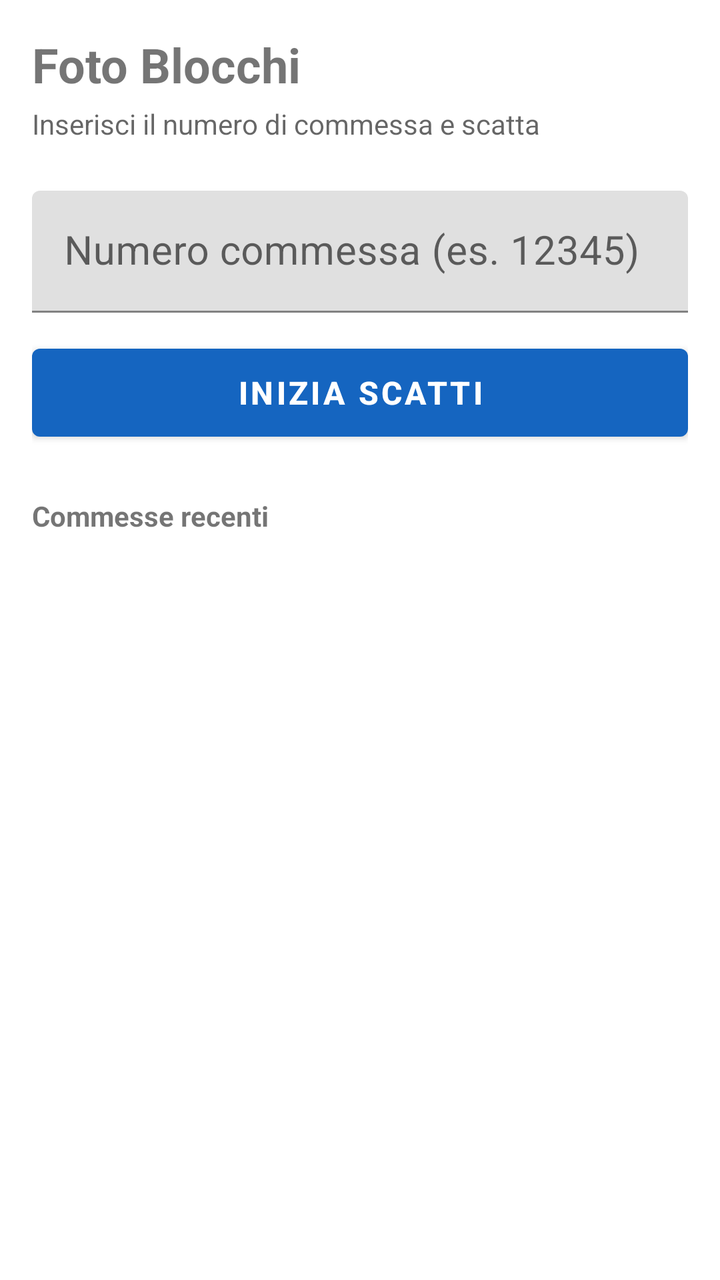
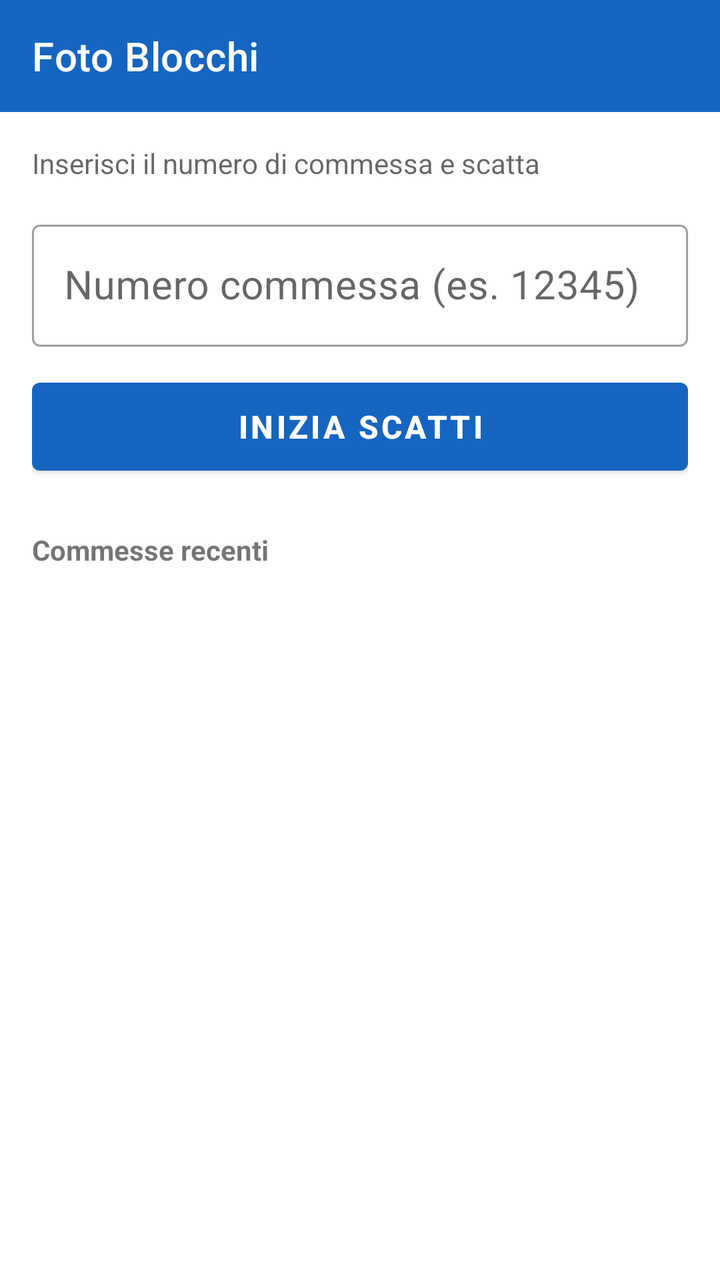

Two renders of the same Android screen: before a commit and after it. Below are the layout's source before the change and the commit's diff.
<!-- AndroidManifest.xml: application theme Theme.FotoCommesse -->
<!-- res/layout/activity_main.xml -->
<?xml version="1.0" encoding="utf-8"?>
<androidx.constraintlayout.widget.ConstraintLayout
    xmlns:android="http://schemas.android.com/apk/res/android"
    xmlns:app="http://schemas.android.com/apk/res-auto"
    android:layout_width="match_parent"
    android:layout_height="match_parent"
    android:padding="16dp">

    <TextView
        android:id="@+id/tvTitle"
        android:layout_width="wrap_content"
        android:layout_height="wrap_content"
        android:text="@string/app_name"
        android:textSize="24sp"
        android:textStyle="bold"
        app:layout_constraintStart_toStartOf="parent"
        app:layout_constraintTop_toTopOf="parent" />

    <TextView
        android:id="@+id/tvSubtitle"
        android:layout_width="match_parent"
        android:layout_height="wrap_content"
        android:layout_marginTop="4dp"
        android:text="@string/subtitle"
        android:textSize="14sp"
        android:textColor="?android:attr/textColorSecondary"
        app:layout_constraintStart_toStartOf="parent"
        app:layout_constraintTop_toBottomOf="@id/tvTitle" />

    <com.google.android.material.textfield.TextInputLayout
        android:id="@+id/tilCommessa"
        android:layout_width="match_parent"
        android:layout_height="wrap_content"
        android:layout_marginTop="24dp"
        android:hint="@string/hint_commessa"
        app:layout_constraintStart_toStartOf="parent"
        app:layout_constraintEnd_toEndOf="parent"
        app:layout_constraintTop_toBottomOf="@id/tvSubtitle">

        <com.google.android.material.textfield.TextInputEditText
            android:id="@+id/etCommessa"
            android:layout_width="match_parent"
            android:layout_height="wrap_content"
            android:inputType="text|textNoSuggestions|textCapCharacters"
            android:maxLines="1"
            android:textSize="20sp" />
    </com.google.android.material.textfield.TextInputLayout>

    <com.google.android.material.button.MaterialButton
        android:id="@+id/btnStart"
        android:layout_width="match_parent"
        android:layout_height="56dp"
        android:layout_marginTop="12dp"
        android:text="@string/btn_start"
        android:textSize="16sp"
        android:textStyle="bold"
        app:layout_constraintStart_toStartOf="parent"
        app:layout_constraintEnd_toEndOf="parent"
        app:layout_constraintTop_toBottomOf="@id/tilCommessa" />

    <TextView
        android:id="@+id/tvSectionRecenti"
        android:layout_width="wrap_content"
        android:layout_height="wrap_content"
        android:layout_marginTop="24dp"
        android:text="@string/section_recenti"
        android:textSize="14sp"
        android:textStyle="bold"
        app:layout_constraintStart_toStartOf="parent"
        app:layout_constraintTop_toBottomOf="@id/btnStart" />

    <TextView
        android:id="@+id/tvTotalCount"
        android:layout_width="wrap_content"
        android:layout_height="wrap_content"
        android:layout_marginTop="24dp"
        android:textSize="12sp"
        android:textColor="?android:attr/textColorSecondary"
        app:layout_constraintEnd_toEndOf="parent"
        app:layout_constraintTop_toBottomOf="@id/btnStart" />

    <TextView
        android:id="@+id/tvNoData"
        android:layout_width="wrap_content"
        android:layout_height="wrap_content"
        android:layout_marginTop="32dp"
        android:text="@string/no_data"
        android:textSize="14sp"
        android:textColor="?android:attr/textColorSecondary"
        android:visibility="gone"
        app:layout_constraintStart_toStartOf="parent"
        app:layout_constraintEnd_toEndOf="parent"
        app:layout_constraintTop_toBottomOf="@id/tvSectionRecenti" />

    <androidx.recyclerview.widget.RecyclerView
        android:id="@+id/rvRecenti"
        android:layout_width="match_parent"
        android:layout_height="0dp"
        android:layout_marginTop="8dp"
        app:layout_constraintStart_toStartOf="parent"
        app:layout_constraintEnd_toEndOf="parent"
        app:layout_constraintTop_toBottomOf="@id/tvSectionRecenti"
        app:layout_constraintBottom_toBottomOf="parent" />

</androidx.constraintlayout.widget.ConstraintLayout>
<!-- resources referenced by this layout -->
<resources>
  <string name="app_name">Foto Blocchi</string>
  <string name="btn_start">INIZIA SCATTI</string>
  <string name="hint_commessa">Numero commessa (es. 12345)</string>
  <string name="no_data">Nessuna foto ancora.\nInserisci un numero di commessa e inizia.</string>
  <string name="section_recenti">Commesse recenti</string>
  <string name="subtitle">Inserisci il numero di commessa e scatta</string>
  <style name="Theme.FotoCommesse" parent="Theme.MaterialComponents.DayNight.NoActionBar">
          <item name="colorPrimary">@color/primary</item>
          <item name="colorPrimaryDark">@color/primary_dark</item>
          <item name="colorAccent">@color/accent</item>
      </style>
  <color name="primary">#1565C0</color>
  <color name="primary_dark">#0D47A1</color>
  <color name="accent">#FF6F00</color>
</resources>

<!-- the commit's change to res/layout/activity_main.xml (unified diff, before → after) -->
@@ -1,105 +1,111 @@
 <?xml version="1.0" encoding="utf-8"?>
-<androidx.constraintlayout.widget.ConstraintLayout
-    xmlns:android="http://schemas.android.com/apk/res/android"
+<LinearLayout xmlns:android="http://schemas.android.com/apk/res/android"
     xmlns:app="http://schemas.android.com/apk/res-auto"
     android:layout_width="match_parent"
     android:layout_height="match_parent"
-    android:padding="16dp">
+    android:orientation="vertical">
 
-    <TextView
-        android:id="@+id/tvTitle"
-        android:layout_width="wrap_content"
-        android:layout_height="wrap_content"
-        android:text="@string/app_name"
-        android:textSize="24sp"
-        android:textStyle="bold"
-        app:layout_constraintStart_toStartOf="parent"
-        app:layout_constraintTop_toTopOf="parent" />
+    <com.google.android.material.appbar.MaterialToolbar
+        android:id="@+id/toolbar"
+        android:layout_width="match_parent"
+        android:layout_height="?attr/actionBarSize"
+        android:background="?attr/colorPrimary"
+        android:theme="@style/ThemeOverlay.MaterialComponents.Dark.ActionBar"
+        app:title="@string/app_name"
+        app:titleTextColor="@android:color/white" />
 
-    <TextView
-        android:id="@+id/tvSubtitle"
+    <androidx.constraintlayout.widget.ConstraintLayout
         android:layout_width="match_parent"
-        android:layout_height="wrap_content"
-        android:layout_marginTop="4dp"
-        android:text="@string/subtitle"
-        android:textSize="14sp"
-        android:textColor="?android:attr/textColorSecondary"
-        app:layout_constraintStart_toStartOf="parent"
-        app:layout_constraintTop_toBottomOf="@id/tvTitle" />
+        android:layout_height="0dp"
+        android:layout_weight="1"
+        android:padding="16dp">
 
-    <com.google.android.material.textfield.TextInputLayout
-        android:id="@+id/tilCommessa"
-        android:layout_width="match_parent"
-        android:layout_height="wrap_content"
-        android:layout_marginTop="24dp"
-        android:hint="@string/hint_commessa"
-        app:layout_constraintStart_toStartOf="parent"
-        app:layout_constraintEnd_toEndOf="parent"
-        app:layout_constraintTop_toBottomOf="@id/tvSubtitle">
-
-        <com.google.android.material.textfield.TextInputEditText
-            android:id="@+id/etCommessa"
+        <TextView
+            android:id="@+id/tvSubtitle"
             android:layout_width="match_parent"
             android:layout_height="wrap_content"
-            android:inputType="text|textNoSuggestions|textCapCharacters"
-            android:maxLines="1"
-            android:textSize="20sp" />
-    </com.google.android.material.textfield.TextInputLayout>
+            android:text="@string/subtitle"
+            android:textSize="14sp"
+            android:textColor="?android:attr/textColorSecondary"
+            app:layout_constraintStart_toStartOf="parent"
+            app:layout_constraintTop_toTopOf="parent" />
 
-    <com.google.android.material.button.MaterialButton
-        android:id="@+id/btnStart"
-        android:layout_width="match_parent"
-        android:layout_height="56dp"
-        android:layout_marginTop="12dp"
-        android:text="@string/btn_start"
-        android:textSize="16sp"
-        android:textStyle="bold"
-        app:layout_constraintStart_toStartOf="parent"
-        app:layout_constraintEnd_toEndOf="parent"
-        app:layout_constraintTop_toBottomOf="@id/tilCommessa" />
+        <com.google.android.material.textfield.TextInputLayout
+            android:id="@+id/tilCommessa"
+            style="@style/Widget.MaterialComponents.TextInputLayout.OutlinedBox"
+            android:layout_width="match_parent"
+            android:layout_height="wrap_content"
+            android:layout_marginTop="16dp"
+            android:hint="@string/hint_commessa"
+            app:layout_constraintStart_toStartOf="parent"
+            app:layout_constraintEnd_toEndOf="parent"
+            app:layout_constraintTop_toBottomOf="@id/tvSubtitle">
 
-    <TextView
-        android:id="@+id/tvSectionRecenti"
-        android:layout_width="wrap_content"
-        android:layout_height="wrap_content"
-        android:layout_marginTop="24dp"
-        android:text="@string/section_recenti"
-        android:textSize="14sp"
-        android:textStyle="bold"
-        app:layout_constraintStart_toStartOf="parent"
-        app:layout_constraintTop_toBottomOf="@id/btnStart" />
+            <com.google.android.material.textfield.TextInputEditText
+                android:id="@+id/etCommessa"
+                android:layout_width="match_parent"
+                android:layout_height="wrap_content"
+                android:inputType="text|textNoSuggestions|textCapCharacters"
+                android:maxLines="1"
+                android:textSize="20sp" />
+        </com.google.android.material.textfield.TextInputLayout>
 
-    <TextView
-        android:id="@+id/tvTotalCount"
-        android:layout_width="wrap_content"
-        android:layout_height="wrap_content"
-        android:layout_marginTop="24dp"
-        android:textSize="12sp"
-        android:textColor="?android:attr/textColorSecondary"
-        app:layout_constraintEnd_toEndOf="parent"
-        app:layout_constraintTop_toBottomOf="@id/btnStart" />
+        <com.google.android.material.button.MaterialButton
+            android:id="@+id/btnStart"
+            android:layout_width="match_parent"
+            android:layout_height="56dp"
+            android:layout_marginTop="12dp"
+            android:text="@string/btn_start"
+            android:textSize="16sp"
+            android:textStyle="bold"
+            app:layout_constraintStart_toStartOf="parent"
+            app:layout_constraintEnd_toEndOf="parent"
+            app:layout_constraintTop_toBottomOf="@id/tilCommessa" />
 
-    <TextView
-        android:id="@+id/tvNoData"
-        android:layout_width="wrap_content"
-        android:layout_height="wrap_content"
-        android:layout_marginTop="32dp"
-        android:text="@string/no_data"
-        android:textSize="14sp"
-        android:textColor="?android:attr/textColorSecondary"
-        android:visibility="gone"
-        app:layout_constraintStart_toStartOf="parent"
-        app:layout_constraintEnd_toEndOf="parent"
-        app:layout_constraintTop_toBottomOf="@id/tvSectionRecenti" />
+        <TextView
+            android:id="@+id/tvSectionRecenti"
+            android:layout_width="wrap_content"
+            android:layout_height="wrap_content"
+            android:layout_marginTop="24dp"
+            android:text="@string/section_recenti"
+            android:textSize="14sp"
+            android:textStyle="bold"
+            app:layout_constraintStart_toStartOf="parent"
+            app:layout_constraintTop_toBottomOf="@id/btnStart" />
 
-    <androidx.recyclerview.widget.RecyclerView
-        android:id="@+id/rvRecenti"
-        android:layout_width="match_parent"
-        android:layout_height="0dp"
-        android:layout_marginTop="8dp"
-        app:layout_constraintStart_toStartOf="parent"
-        app:layout_constraintEnd_toEndOf="parent"
-        app:layout_constraintTop_toBottomOf="@id/tvSectionRecenti"
-        app:layout_constraintBottom_toBottomOf="parent" />
+        <TextView
+            android:id="@+id/tvTotalCount"
+            android:layout_width="wrap_content"
+            android:layout_height="wrap_content"
+            android:layout_marginTop="24dp"
+            android:textSize="12sp"
+            android:textColor="?android:attr/textColorSecondary"
+            app:layout_constraintEnd_toEndOf="parent"
+            app:layout_constraintTop_toBottomOf="@id/btnStart" />
 
-</androidx.constraintlayout.widget.ConstraintLayout>
+        <TextView
+            android:id="@+id/tvNoData"
+            android:layout_width="wrap_content"
+            android:layout_height="wrap_content"
+            android:layout_marginTop="32dp"
+            android:text="@string/no_data"
+            android:textSize="14sp"
+            android:textColor="?android:attr/textColorSecondary"
+            android:visibility="gone"
+            app:layout_constraintStart_toStartOf="parent"
+            app:layout_constraintEnd_toEndOf="parent"
+            app:layout_constraintTop_toBottomOf="@id/tvSectionRecenti" />
+
+        <androidx.recyclerview.widget.RecyclerView
+            android:id="@+id/rvRecenti"
+            android:layout_width="match_parent"
+            android:layout_height="0dp"
+            android:layout_marginTop="8dp"
+            app:layout_constraintStart_toStartOf="parent"
+            app:layout_constraintEnd_toEndOf="parent"
+            app:layout_constraintTop_toBottomOf="@id/tvSectionRecenti"
+            app:layout_constraintBottom_toBottomOf="parent" />
+
+    </androidx.constraintlayout.widget.ConstraintLayout>
+
+</LinearLayout>
